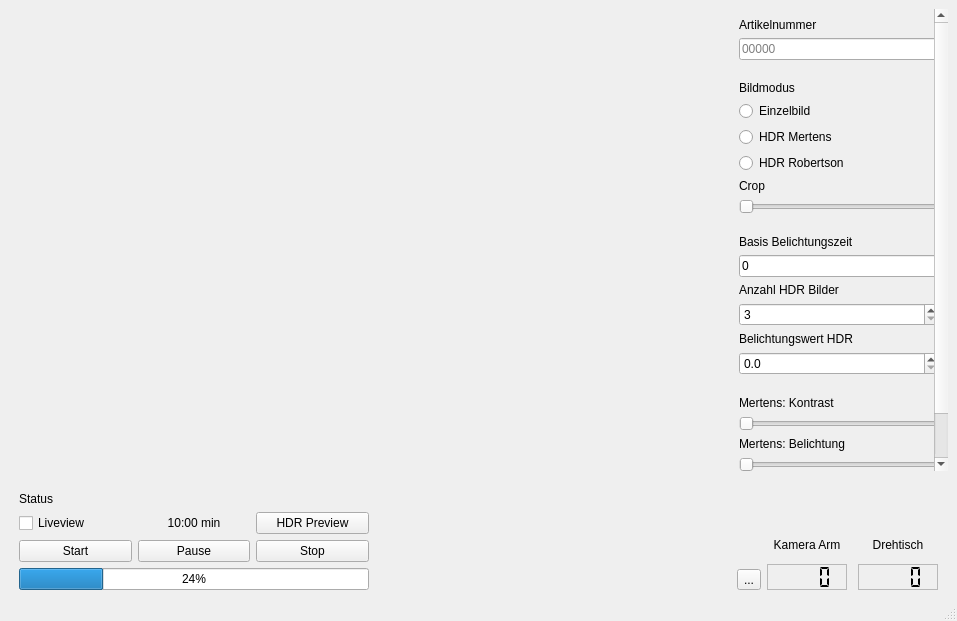
This is ui/MainWindow.ui in Crafter1338/DFGMPIZZA as Qt 5 draws it before an edit. The edited form follows.
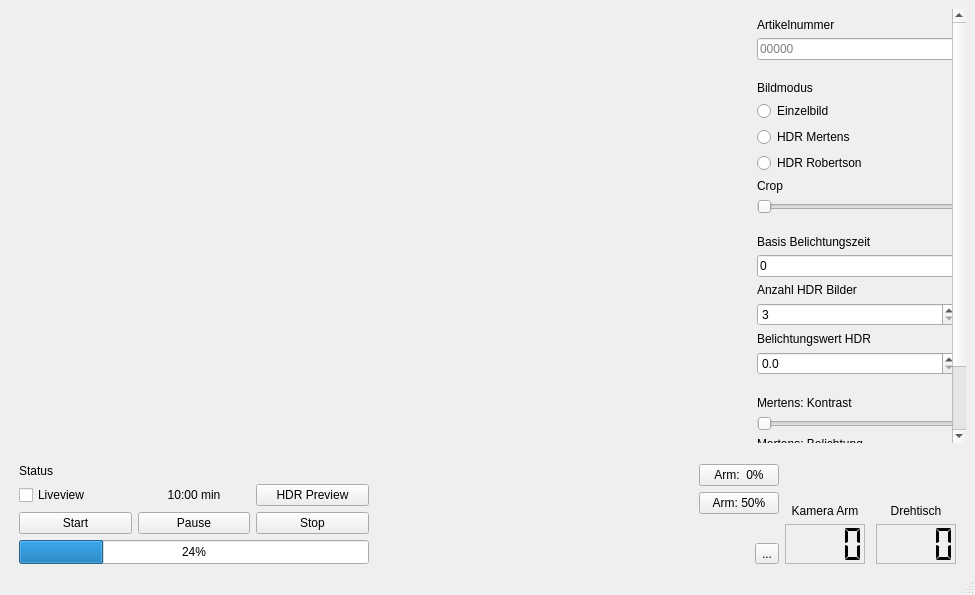
This is the edited form.

The edit to the form file:
```diff
--- a/ui/MainWindow.ui
+++ b/ui/MainWindow.ui
@@ -6,8 +6,8 @@
    <rect>
     <x>0</x>
     <y>0</y>
-    <width>957</width>
-    <height>621</height>
+    <width>975</width>
+    <height>595</height>
    </rect>
   </property>
   <property name="windowTitle">
@@ -607,12 +607,33 @@
         </property>
        </spacer>
       </item>
-      <item alignment="Qt::AlignmentFlag::AlignBottom">
-       <widget class="QToolButton" name="settings_button">
-        <property name="text">
-         <string>...</string>
+      <item>
+       <layout class="QVBoxLayout" name="verticalLayout_4">
+        <property name="rightMargin">
+         <number>0</number>
         </property>
-       </widget>
+        <item>
+         <widget class="QPushButton" name="move_arm_to_0">
+          <property name="text">
+           <string>Arm:  0%</string>
+          </property>
+         </widget>
+        </item>
+        <item>
+         <widget class="QPushButton" name="move_arm_to_50">
+          <property name="text">
+           <string>Arm: 50%</string>
+          </property>
+         </widget>
+        </item>
+        <item alignment="Qt::AlignmentFlag::AlignRight|Qt::AlignmentFlag::AlignBottom">
+         <widget class="QToolButton" name="settings_button">
+          <property name="text">
+           <string>...</string>
+          </property>
+         </widget>
+        </item>
+       </layout>
       </item>
       <item>
        <layout class="QHBoxLayout" name="horizontalLayout_4">
@@ -658,7 +679,7 @@
             <property name="minimumSize">
              <size>
               <width>80</width>
-              <height>0</height>
+              <height>40</height>
              </size>
             </property>
             <property name="maximumSize">
@@ -753,7 +774,7 @@
             <property name="minimumSize">
              <size>
               <width>80</width>
-              <height>0</height>
+              <height>40</height>
              </size>
             </property>
             <property name="maximumSize">
```
Left out of the diff: 3 changed lines with no effect on the pictures.
